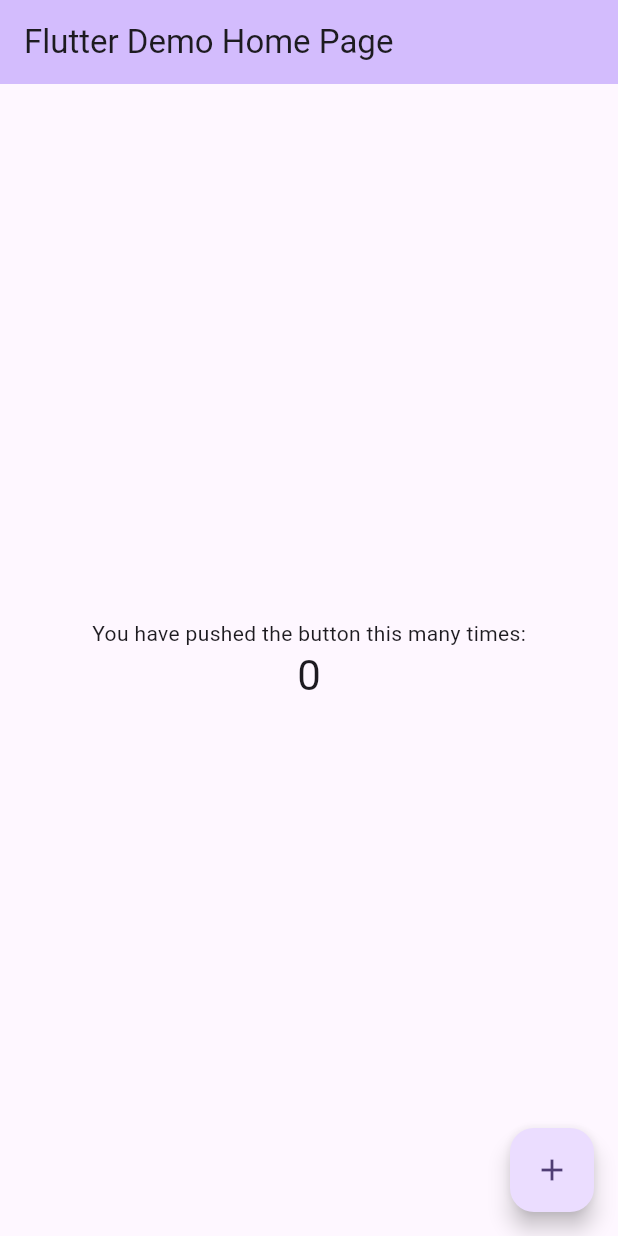
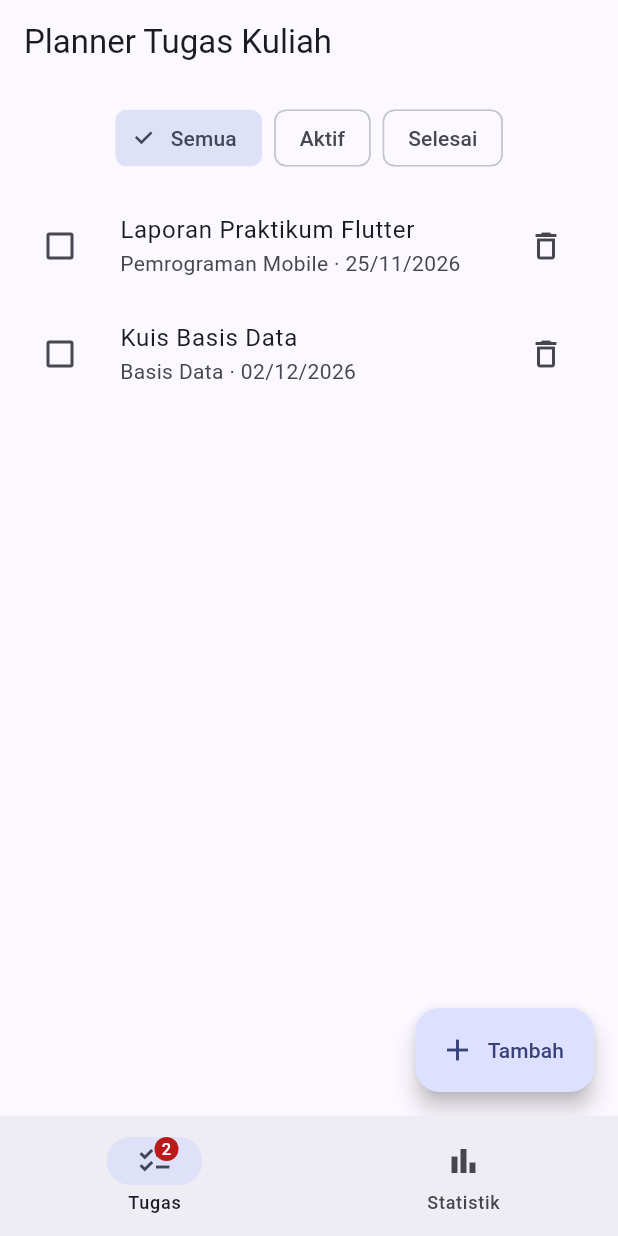
Before and after one commit to khodotunhadawiyah-boop/pm_tugas_07_4242250002, a Flutter app: the screen it shows after launch, on a phone screen of 412 x 824 dp. Run offline on Flutter 3.47's test engine with Material 3 defaults, Android fonts, the phone set to English and light mode, and no system bars; our stand-ins replace go_router, material_ui.

Commit message:
Tambah halaman daftar, form, statistik, router, dan badge

```diff
--- /dev/null
+++ b/lib/halaman_daftar.dart
@@ -0,0 +1,104 @@
+import 'package:go_router/go_router.dart';
+import 'package:material_ui/material_ui.dart';
+import 'package:provider/provider.dart';
+
+import 'planner_model.dart';
+import 'tugas_kuliah.dart';
+
+enum FilterTugas { semua, aktif, selesai }
+
+class HalamanDaftar extends StatefulWidget {
+  const HalamanDaftar({super.key});
+
+  @override
+  State<HalamanDaftar> createState() => _HalamanDaftarState();
+}
+
+class _HalamanDaftarState extends State<HalamanDaftar> {
+  // Ephemeral state: hanya dipakai halaman ini, cukup setState.
+  FilterTugas _filter = FilterTugas.semua;
+
+  String _label(FilterTugas f) => switch (f) {
+        FilterTugas.semua => 'Semua',
+        FilterTugas.aktif => 'Aktif',
+        FilterTugas.selesai => 'Selesai',
+      };
+
+  bool _lolos(TugasKuliah t) => switch (_filter) {
+        FilterTugas.semua => true,
+        FilterTugas.aktif => !t.selesai,
+        FilterTugas.selesai => t.selesai,
+      };
+
+  @override
+  Widget build(BuildContext context) {
+    // watch: halaman dibangun ulang setiap state bersama berubah.
+    final planner = context.watch<PlannerModel>();
+    final skema = Theme.of(context).colorScheme;
+    final tampil = planner.daftar.where(_lolos).toList();
+
+    return Scaffold(
+      appBar: AppBar(title: const Text('Planner Tugas Kuliah')),
+      floatingActionButton: FloatingActionButton.extended(
+        onPressed: () => context.push('/tambah'),
+        icon: const Icon(Icons.add),
+        label: const Text('Tambah'),
+      ),
+      body: Column(
+        children: [
+          Padding(
+            padding: const EdgeInsets.all(12),
+            child: Wrap(
+              spacing: 8,
+              children: [
+                for (final f in FilterTugas.values)
+                  FilterChip(
+                    label: Text(_label(f)),
+                    selected: _filter == f,
+                    onSelected: (_) => setState(() => _filter = f),
+                  ),
+              ],
+            ),
+          ),
+          Expanded(
+            child: tampil.isEmpty
+                ? const Center(child: Text('Belum ada tugas'))
+                : ListView.builder(
+                    itemCount: tampil.length,
+                    itemBuilder: (context, i) {
+                      final t = tampil[i];
+                      final terlambat =
+                          !t.selesai && t.tenggat.isBefore(DateTime.now());
+                      return ListTile(
+                        leading: Checkbox(
+                          value: t.selesai,
+                          // read: di dalam callback, tidak perlu mendengarkan.
+                          onChanged: (v) => context
+                              .read<PlannerModel>()
+                              .tandaiSelesai(t.id, v ?? false),
+                        ),
+                        title: Text(
+                          t.judul,
+                          style: TextStyle(
+                            decoration:
+                                t.selesai ? TextDecoration.lineThrough : null,
+                          ),
+                        ),
+                        subtitle: Text(
+                          '${t.mataKuliah} · ${t.tenggat.tanggalIndonesia}',
+                          style: terlambat ? TextStyle(color: skema.error) : null,
+                        ),
+                        trailing: IconButton(
+                          icon: const Icon(Icons.delete_outline),
+                          onPressed: () =>
+                              context.read<PlannerModel>().hapus(t.id),
+                        ),
+                      );
+                    },
+                  ),
+          ),
+        ],
+      ),
+    );
+  }
+}
--- a/lib/main.dart
+++ b/lib/main.dart
@@ -1,121 +1,114 @@
-import 'package:flutter/material.dart';
+import 'package:go_router/go_router.dart';
+import 'package:material_ui/material_ui.dart';
+import 'package:provider/provider.dart';
 
-void main() {
-  runApp(const MyApp());
-}
+import 'halaman_daftar.dart';
+import 'halaman_form.dart';
+import 'halaman_statistik.dart';
+import 'planner_model.dart';
 
-class MyApp extends StatelessWidget {
-  const MyApp({super.key});
+void main() => runApp(
+      // Satu objek PlannerModel untuk seluruh aplikasi.
+      ChangeNotifierProvider(
+        create: (_) => PlannerModel()
+          ..tambah(
+            judul: 'Laporan Praktikum Flutter',
+            mataKuliah: 'Pemrograman Mobile',
+            tenggat: DateTime(2026, 11, 25),
+          )
+          ..tambah(
+            judul: 'Kuis Basis Data',
+            mataKuliah: 'Basis Data',
+            tenggat: DateTime(2026, 12, 2),
+          ),
+        child: const PlannerApp(),
+      ),
+    );
 
-  // This widget is the root of your application.
+final _router = GoRouter(
+  initialLocation: '/',
+  routes: [
+    StatefulShellRoute.indexedStack(
+      builder: (context, state, shell) => KerangkaNavigasi(shell: shell),
+      branches: [
+        StatefulShellBranch(
+          routes: [
+            GoRoute(
+              path: '/',
+              builder: (context, state) => const HalamanDaftar(),
+              routes: [
+                GoRoute(
+                  path: 'tambah', // URL lengkap: /tambah
+                  builder: (context, state) => const HalamanForm(),
+                ),
+              ],
+            ),
+          ],
+        ),
+        StatefulShellBranch(
+          routes: [
+            GoRoute(
+              path: '/statistik',
+              builder: (context, state) => const HalamanStatistik(),
+            ),
+          ],
+        ),
+      ],
+    ),
+  ],
+);
+
+class PlannerApp extends StatelessWidget {
+  const PlannerApp({super.key});
+
   @override
   Widget build(BuildContext context) {
-    return MaterialApp(
-      title: 'Flutter Demo',
+    return MaterialApp.router(
+      title: 'Planner Tugas Kuliah',
+      debugShowCheckedModeBanner: false,
       theme: ThemeData(
-        // This is the theme of your application.
-        //
-        // TRY THIS: Try running your application with "flutter run". You'll see
-        // the application has a purple toolbar. Then, without quitting the app,
-        // try changing the seedColor in the colorScheme below to Colors.green
-        // and then invoke "hot reload" (save your changes or press the "hot
-        // reload" button in a Flutter-supported IDE, or press "r" if you used
-        // the command line to start the app).
-        //
-        // Notice that the counter didn't reset back to zero; the application
-        // state is not lost during the reload. To reset the state, use hot
-        // restart instead.
-        //
-        // This works for code too, not just values: Most code changes can be
-        // tested with just a hot reload.
-        colorScheme: .fromSeed(seedColor: Colors.deepPurple),
+        colorScheme: ColorScheme.fromSeed(seedColor: const Color(0xFF5C6BC0)),
       ),
-      home: const MyHomePage(title: 'Flutter Demo Home Page'),
+      routerConfig: _router,
     );
   }
 }
 
-class MyHomePage extends StatefulWidget {
-  const MyHomePage({super.key, required this.title});
+/// Kerangka navigasi dengan badge jumlah tugas aktif.
+class KerangkaNavigasi extends StatelessWidget {
+  const KerangkaNavigasi({super.key, required this.shell});
 
-  // This widget is the home page of your application. It is stateful, meaning
-  // that it has a State object (defined below) that contains fields that affect
-  // how it looks.
-
-  // This class is the configuration for the state. It holds the values (in this
-  // case the title) provided by the parent (in this case the App widget) and
-  // used by the build method of the State. Fields in a Widget subclass are
-  // always marked "final".
-
-  final String title;
-
-  @override
-  State<MyHomePage> createState() => _MyHomePageState();
-}
-
-class _MyHomePageState extends State<MyHomePage> {
-  int _counter = 0;
-
-  void _incrementCounter() {
-    setState(() {
-      // This call to setState tells the Flutter framework that something has
-      // changed in this State, which causes it to rerun the build method below
-      // so that the display can reflect the updated values. If we changed
-      // _counter without calling setState(), then the build method would not be
-      // called again, and so nothing would appear to happen.
-      _counter++;
-    });
-  }
+  final StatefulNavigationShell shell;
 
   @override
   Widget build(BuildContext context) {
-    // This method is rerun every time setState is called, for instance as done
-    // by the _incrementCounter method above.
-    //
-    // The Flutter framework has been optimized to make rerunning build methods
-    // fast, so that you can just rebuild anything that needs updating rather
-    // than having to individually change instances of widgets.
+    // select: hanya dibangun ulang bila jumlahAktif berubah.
+    final aktif = context.select((PlannerModel m) => m.jumlahAktif);
+
+    Widget ikonTugas(IconData ikon) => Badge.count(
+          count: aktif,
+          isLabelVisible: aktif > 0,
+          child: Icon(ikon),
+        );
+
     return Scaffold(
-      appBar: AppBar(
-        // TRY THIS: Try changing the color here to a specific color (to
-        // Colors.amber, perhaps?) and trigger a hot reload to see the AppBar
-        // change color while the other colors stay the same.
-        backgroundColor: Theme.of(context).colorScheme.inversePrimary,
-        // Here we take the value from the MyHomePage object that was created by
-        // the App.build method, and use it to set our appbar title.
-        title: Text(widget.title),
-      ),
-      body: Center(
-        // Center is a layout widget. It takes a single child and positions it
-        // in the middle of the parent.
-        child: Column(
-          // Column is also a layout widget. It takes a list of children and
-          // arranges them vertically. By default, it sizes itself to fit its
-          // children horizontally, and tries to be as tall as its parent.
-          //
-          // Column has various properties to control how it sizes itself and
-          // how it positions its children. Here we use mainAxisAlignment to
-          // center the children vertically; the main axis here is the vertical
-          // axis because Columns are vertical (the cross axis would be
-          // horizontal).
-          //
-          // TRY THIS: Invoke "debug painting" (choose the "Toggle Debug Paint"
-          // action in the IDE, or press "p" in the console), to see the
-          // wireframe for each widget.
-          mainAxisAlignment: .center,
-          children: [
-            const Text('You have pushed the button this many times:'),
-            Text(
-              '$_counter',
-              style: Theme.of(context).textTheme.headlineMedium,
-            ),
-          ],
-        ),
-      ),
-      floatingActionButton: FloatingActionButton(
-        onPressed: _incrementCounter,
-        tooltip: 'Increment',
-        child: const Icon(Icons.add),
+      body: shell,
+      bottomNavigationBar: NavigationBar(
+        selectedIndex: shell.currentIndex,
+        onDestinationSelected: (i) =>
+            shell.goBranch(i, initialLocation: i == shell.currentIndex),
+        destinations: [
+          NavigationDestination(
+            icon: ikonTugas(Icons.checklist_outlined),
+            selectedIcon: ikonTugas(Icons.checklist),
+            label: 'Tugas',
+          ),
+          const NavigationDestination(
+            icon: Icon(Icons.bar_chart_outlined),
+            selectedIcon: Icon(Icons.bar_chart),
+            label: 'Statistik',
+          ),
+        ],
       ),
     );
   }
```
Also changed, not shown: lib/halaman_form.dart (added, +102 -0 lines), lib/halaman_statistik.dart (added, +51 -0 lines), 1 other file.
